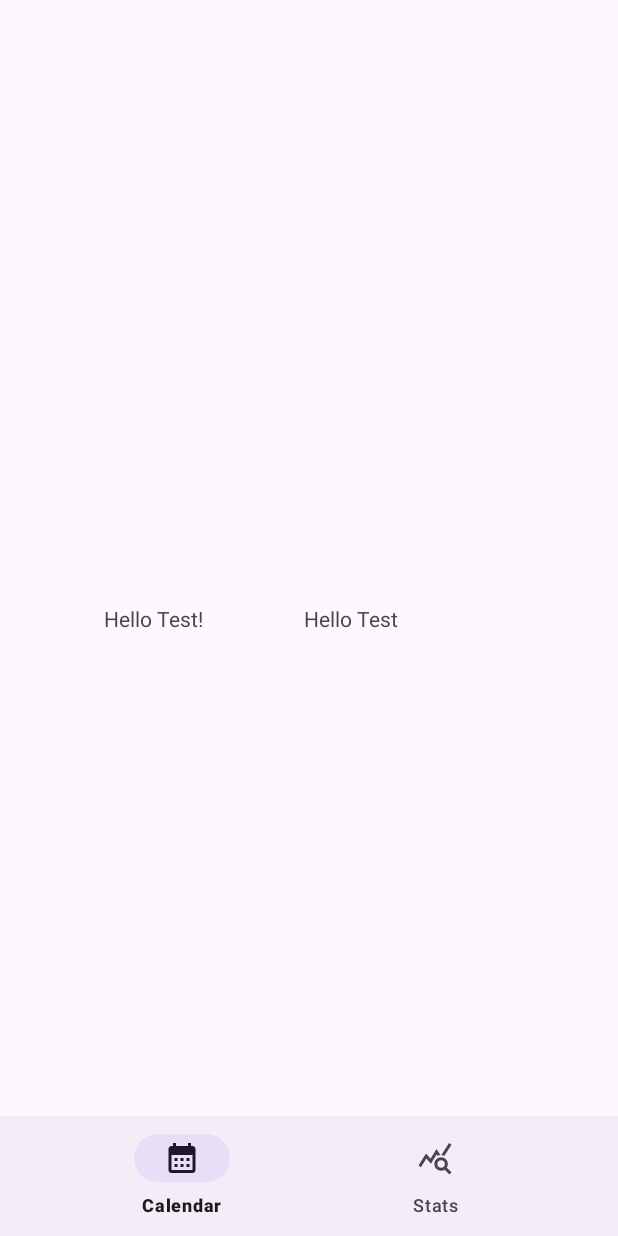
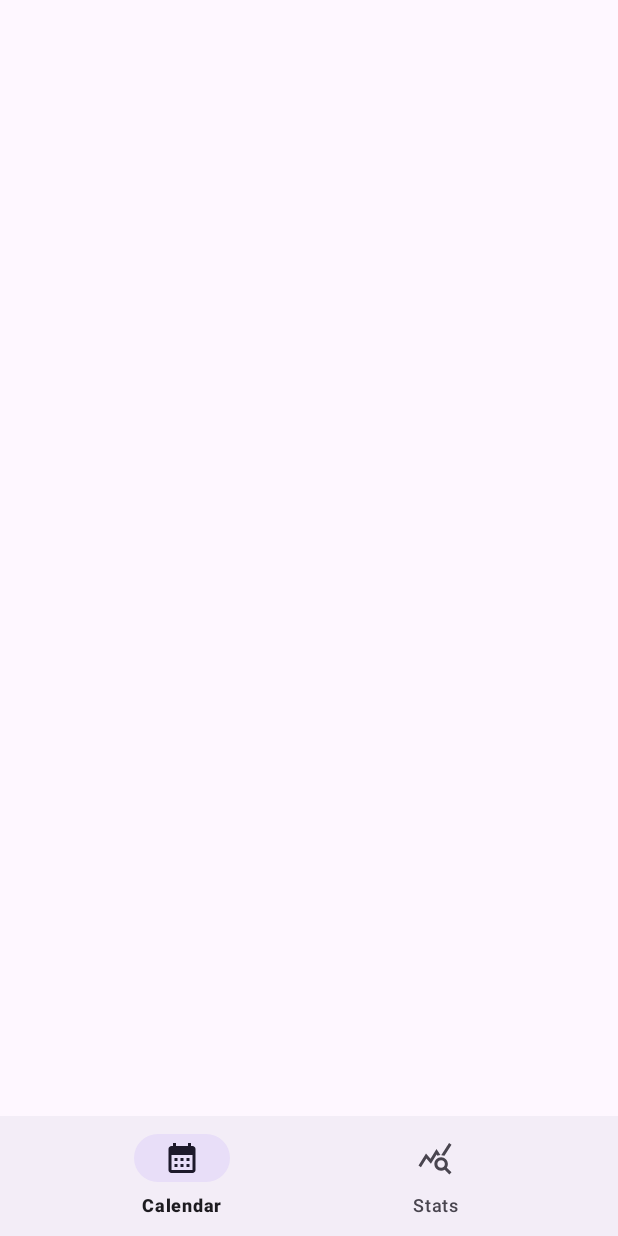
Before and after one commit to RichardFedak/tva, an Android app: the layout activity_main.xml on its own in the app's theme, with its tools: preview values and no code run, on a phone screen of 412 x 824 dp. Run offline under Robolectric (Android 15) with nearby library versions, the phone set to English and light mode, and no system bars.

```diff
--- a/app/build.gradle.kts
+++ b/app/build.gradle.kts
@@ -26,6 +26,9 @@ android {
             )
         }
     }
+    buildFeatures {
+        viewBinding = true
+    }
     compileOptions {
         sourceCompatibility = JavaVersion.VERSION_1_8
         targetCompatibility = JavaVersion.VERSION_1_8
--- a/app/src/main/res/layout/activity_main.xml
+++ b/app/src/main/res/layout/activity_main.xml
@@ -18,28 +18,6 @@
 
     </FrameLayout>
 
-    <TextView
-        android:id="@+id/hello"
-        android:layout_width="wrap_content"
-        android:layout_height="wrap_content"
-        android:text="@string/hello_test_label"
-        app:layout_constraintBottom_toBottomOf="parent"
-        app:layout_constraintEnd_toEndOf="parent"
-        app:layout_constraintHorizontal_bias="0.2"
-        app:layout_constraintStart_toStartOf="parent"
-        app:layout_constraintTop_toTopOf="parent" />
-
-    <TextView
-        android:layout_width="wrap_content"
-        android:layout_height="wrap_content"
-        android:text="@string/hello_2"
-        app:layout_constraintBottom_toBottomOf="parent"
-        app:layout_constraintEnd_toEndOf="parent"
-        app:layout_constraintHorizontal_bias="0.58"
-        app:layout_constraintStart_toStartOf="parent"
-        app:layout_constraintTop_toTopOf="@id/hello"
-        app:layout_constraintVertical_bias="0.0" />
-
     <com.google.android.material.bottomnavigation.BottomNavigationView
         android:id="@+id/bottomNav"
         android:layout_width="0dp"
```
Also changed, not shown: app/src/main/java/com/example/myapplication/MainActivity.kt (+22 -1 lines).
